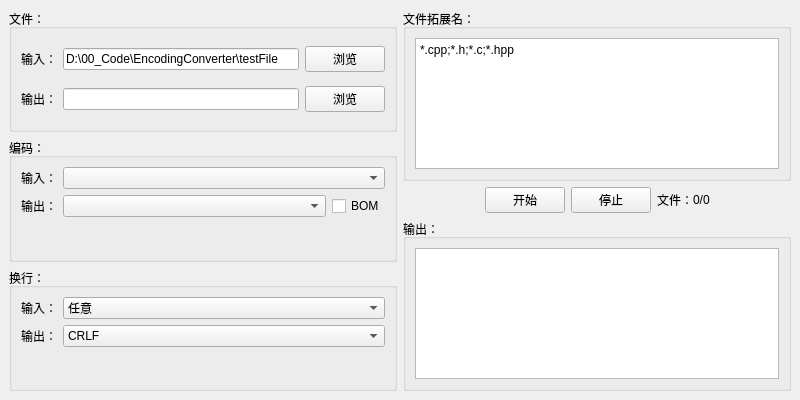
Before: the Qt Designer form MainWindow.ui in CharlesLiaoO/EncodingConverter, drawn with Qt 5.
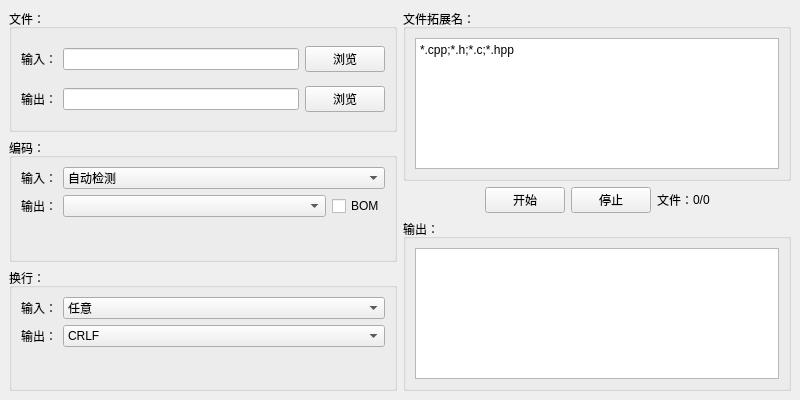
After: the same form once the commit is applied.

Commit message: 自动识别输入文件编码

The edit to the form file:
```diff
--- a/MainWindow.ui
+++ b/MainWindow.ui
@@ -26,7 +26,7 @@
          <item row="0" column="1">
           <widget class="QLineEdit" name="lineEdit_PathSrc">
            <property name="text">
-            <string>D:\00_Code\EncodingConverter\testFile</string>
+            <string/>
            </property>
           </widget>
          </item>
@@ -78,7 +78,13 @@
           </widget>
          </item>
          <item row="0" column="1">
-          <widget class="QComboBox" name="comboBox_EncodingSrc"/>
+          <widget class="QComboBox" name="comboBox_EncodingSrc">
+           <item>
+            <property name="text">
+             <string>自动检测</string>
+            </property>
+           </item>
+          </widget>
          </item>
          <item row="1" column="0">
           <widget class="QLabel" name="label_5">
```
The commit also changes 6 other files.
